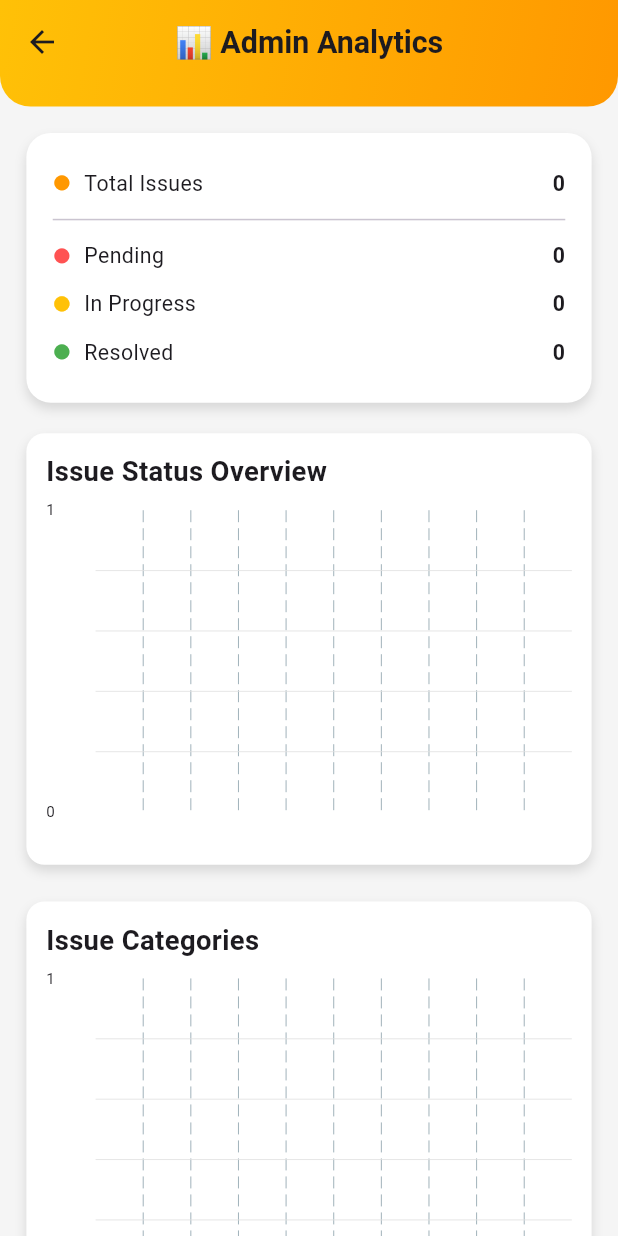
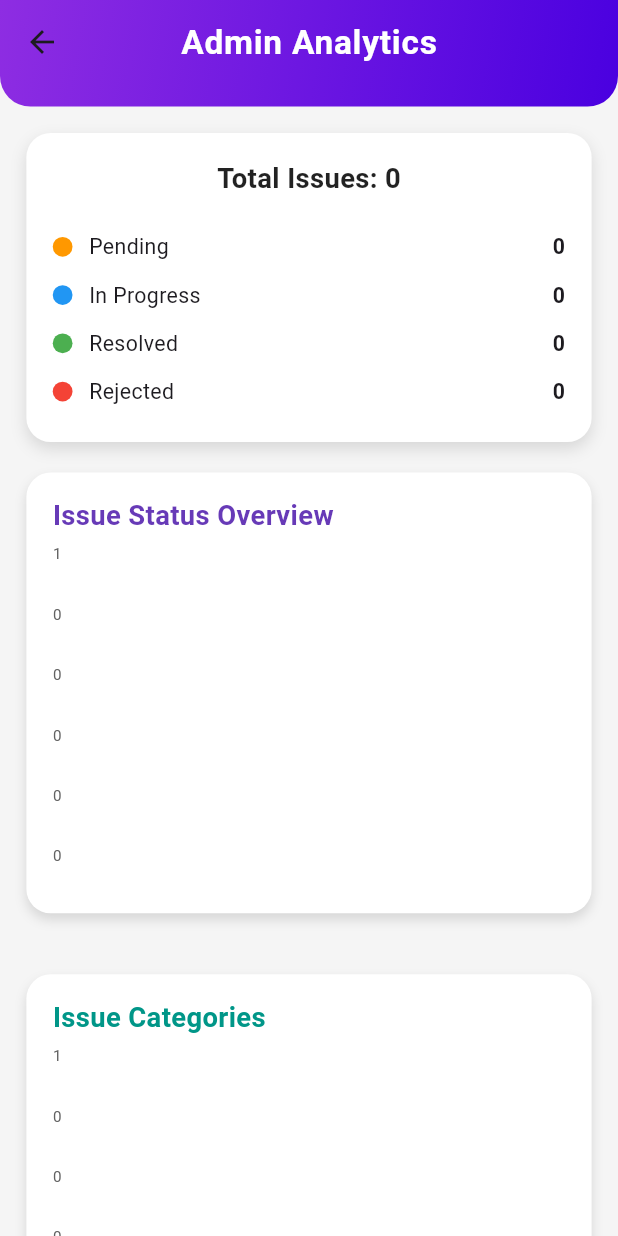
Before and after one commit to AnasNasr-afk/flutter_maps, a Flutter app: the AdminAnalyticsScreen screen opened by its route, on a phone screen of 412 x 824 dp. Run offline on Flutter 3.47's test engine with Material 3 defaults, Android fonts, the phone set to English and light mode, and no system bars; drawn by our look-alikes of fl_chart; our stand-ins replace cloud_firestore, dio, firebase_auth, firebase_core, firebase_messaging, flutter_bloc and 13 more; missing offline and left inert: adaptive_action_sheet; accounts and stored records are empty; key blocks and very long unbroken strings in the code were emptied for the run.

Commit message:
Done with admin analytics ui refactoing

```diff
--- a/lib/presentation/screens/admin_analytics_screen.dart
+++ b/lib/presentation/screens/admin_analytics_screen.dart
@@ -4,8 +4,23 @@ import 'package:fl_chart/fl_chart.dart';
 import 'package:flutter/material.dart';
 import 'package:flutter_screenutil/flutter_screenutil.dart';
 
-class AdminAnalyticsScreen extends StatelessWidget {
+import '../../helpers/color_manager.dart';
+
+class AdminAnalyticsScreen extends StatefulWidget {
   const AdminAnalyticsScreen({super.key});
+
+  @override
+  State<AdminAnalyticsScreen> createState() => _AdminAnalyticsScreenState();
+}
+
+class _AdminAnalyticsScreenState extends State<AdminAnalyticsScreen> {
+  late Future<Map<String, dynamic>> _statsFuture;
+
+  @override
+  void initState() {
+    super.initState();
+    _statsFuture = _fetchStats();
+  }
 
   Future<Map<String, dynamic>> _fetchStats() async {
     final snapshot = await FirebaseFirestore.instance.collection('issues').get();
@@ -28,6 +43,12 @@ class AdminAnalyticsScreen extends StatelessWidget {
     };
   }
 
+  Future<void> _refreshData() async {
+    setState(() {
+      _statsFuture = _fetchStats();
+    });
+  }
+
   @override
   Widget build(BuildContext context) {
     return Scaffold(
@@ -37,7 +58,7 @@ class AdminAnalyticsScreen extends StatelessWidget {
         child: Container(
           decoration: BoxDecoration(
             gradient: const LinearGradient(
-              colors: [Colors.amber, Colors.orange],
+              colors: [ColorManager.gradientStart, ColorManager.gradientEnd],
               begin: Alignment.topLeft,
               end: Alignment.bottomRight,
             ),
@@ -49,16 +70,21 @@ class AdminAnalyticsScreen extends StatelessWidget {
           child: AppBar(
             backgroundColor: Colors.transparent,
             elevation: 0,
+            centerTitle: true,
             title: Text(
-              '📊 Admin Analytics',
-              style: TextStyle(fontWeight: FontWeight.bold, fontSize: 20.sp),
+              'Admin Analytics',
+              style: TextStyle(
+                fontWeight: FontWeight.w700,
+                fontSize: 22.sp,
+                color: Colors.white,
+                letterSpacing: 0.5,
               ),
-            centerTitle: true,
+            ),
           ),
         ),
       ),
       body: FutureBuilder<Map<String, dynamic>>(
-        future: _fetchStats(),
+        future: _statsFuture,
         builder: (context, snapshot) {
           if (snapshot.connectionState == ConnectionState.waiting) {
             return const Center(child: CircularProgressIndicator());
@@ -69,7 +95,12 @@ class AdminAnalyticsScreen extends StatelessWidget {
           final categoryCounts = data['categoryCounts'] as Map<String, int>;
           final total = data['total'] ?? 0;
 
-          return SingleChildScrollView(
+          return RefreshIndicator(
+            backgroundColor: Colors.white,
+            color: ColorManager.mainBlue,
+            onRefresh: _refreshData,
+            child: SingleChildScrollView(
+              physics: const AlwaysScrollableScrollPhysics(),
               padding: EdgeInsets.all(16.w),
               child: Column(
                 crossAxisAlignment: CrossAxisAlignment.start,
@@ -81,6 +112,7 @@ class AdminAnalyticsScreen extends StatelessWidget {
                   _buildChartCard('Issue Categories', categoryCounts, Colors.teal),
                 ],
               ),
+            ),
           );
         },
       ),
@@ -91,9 +123,81 @@ class AdminAnalyticsScreen extends StatelessWidget {
     final pending = statusCounts['pending'] ?? 0;
     final inProgress = statusCounts['inProgress'] ?? 0;
     final resolved = statusCounts['resolved'] ?? 0;
+    final rejected = statusCounts['rejected'] ?? 0;
 
     return Container(
       padding: EdgeInsets.all(16.w),
+      decoration: BoxDecoration(
+        color: Colors.white,
+        borderRadius: BorderRadius.circular(16.r),
+        boxShadow: [
+          BoxShadow(
+            color: Colors.black12,
+            blurRadius: 8.r,
+            offset: Offset(0, 4.h),
+          ),
+        ],
+      ),
+      child: Column(
+        crossAxisAlignment: CrossAxisAlignment.start,
+        children: [
+          Center(
+            child: Text(
+              'Total Issues: $total',
+              style: TextStyle(
+                fontSize: 18.sp,
+                fontWeight: FontWeight.bold,
+                color: Colors.black87,
+              ),
+            ),
+          ),
+          SizedBox(height: 16.h),
+          _buildStatusRow('Pending', pending, Colors.orange),
+          _buildStatusRow('In Progress', inProgress, Colors.blue),
+          _buildStatusRow('Resolved', resolved, Colors.green),
+          _buildStatusRow('Rejected', rejected, Colors.red),
+        ],
+      ),
+    );
+  }
+
+  Widget _buildStatusRow(String label, int count, Color color) {
+    return Padding(
+      padding: EdgeInsets.symmetric(vertical: 6.h),
+      child: Row(
+        children: [
+          Container(
+            width: 12.w,
+            height: 12.w,
+            margin: EdgeInsets.only(right: 10.w),
+            decoration: BoxDecoration(
+              color: color,
+              shape: BoxShape.circle,
+            ),
+          ),
+          Expanded(
+            child: Text(
+              label,
+              style: TextStyle(fontSize: 14.sp),
+            ),
+          ),
+          Text(
+            count.toString(),
+            style: TextStyle(fontSize: 14.sp, fontWeight: FontWeight.w600),
+          ),
+        ],
+      ),
+    );
+  }
+
+  Widget _buildChartCard(String title, Map<String, int> dataMap, Color barColor) {
+    final keys = dataMap.keys.toList();
+    final values = dataMap.values.map((e) => e.toDouble()).toList();
+    final maxY = (values.isEmpty ? 0 : values.reduce(max)) + 1;
+
+    return Container(
+      padding: EdgeInsets.symmetric(horizontal: 16.w, vertical: 16.h),
+      margin: EdgeInsets.only(bottom: 16.h),
       decoration: BoxDecoration(
         color: Colors.white,
         borderRadius: BorderRadius.circular(16.r),
@@ -106,57 +210,12 @@ class AdminAnalyticsScreen extends StatelessWidget {
         ],
       ),
       child: Column(
-        children: [
-          _buildStatRow('Total Issues', total, Colors.orange),
-          Divider(thickness: 1.h),
-          _buildStatRow('Pending', pending, Colors.redAccent),
-          _buildStatRow('In Progress', inProgress, Colors.amber),
-          _buildStatRow('Resolved', resolved, Colors.green),
-        ],
-      ),
-    );
-  }
-
-  Widget _buildStatRow(String label, int count, Color color) {
-    return Padding(
-      padding: EdgeInsets.symmetric(vertical: 6.h),
-      child: Row(
-        children: [
-          Icon(Icons.circle, size: 12.sp, color: color),
-          SizedBox(width: 8.w),
-          Text(label, style: TextStyle(fontSize: 14.sp)),
-          const Spacer(),
-          Text(
-            count.toString(),
-            style: TextStyle(fontSize: 14.sp, fontWeight: FontWeight.bold),
-          ),
-        ],
-      ),
-    );
-  }
-
-  Widget _buildChartCard(String title, Map<String, int> dataMap, Color barColor) {
-    final keys = dataMap.keys.toList();
-    final values = dataMap.values.map((e) => e.toDouble()).toList();
-    final maxY = (values.isEmpty ? 0 : values.reduce(max)) + 1;
-
-    return Container(
-      padding: EdgeInsets.all(12.w),
-      decoration: BoxDecoration(
-        color: Colors.white,
-        borderRadius: BorderRadius.circular(12.r),
-        boxShadow: [
-          BoxShadow(
-            color: Colors.black12,
-            blurRadius: 6.r,
-            offset: Offset(0, 4.h),
-          ),
-        ],
-      ),
-      child: Column(
         crossAxisAlignment: CrossAxisAlignment.start,
         children: [
-          Text(title, style: TextStyle(fontSize: 18.sp, fontWeight: FontWeight.bold)),
+          Text(
+            title,
+            style: TextStyle(fontSize: 18.sp, fontWeight: FontWeight.bold, color: barColor),
+          ),
           SizedBox(height: 12.h),
           SizedBox(
             height: 220.h,
@@ -171,8 +230,16 @@ class AdminAnalyticsScreen extends StatelessWidget {
                       BarChartRodData(
                         toY: dataMap[keys[i]]!.toDouble(),
                         color: barColor,
-                        width: 14.w,
-                        borderRadius: BorderRadius.circular(4.r),
+                        width: 18.w,
+                        borderRadius: BorderRadius.only(
+                          topLeft: Radius.circular(6.r),
+                          topRight: Radius.circular(6.r),
+                        ),
+                        backDrawRodData: BackgroundBarChartRodData(
+                          show: true,
+                          toY: maxY.toDouble(),
+                          color: Colors.grey.shade200,
+                        ),
                       ),
                     ],
                   ),
@@ -183,19 +250,14 @@ class AdminAnalyticsScreen extends StatelessWidget {
                   leftTitles: AxisTitles(
                     sideTitles: SideTitles(
                       showTitles: true,
-                      reservedSize: 30.w,
-                      getTitlesWidget: (value, _) {
-                        if (value % 1 == 0) {
-                          return Padding(
-                            padding: EdgeInsets.only(right: 4.w),
+                      reservedSize: 28.w,
+                      getTitlesWidget: (value, _) => Padding(
+                        padding: EdgeInsets.only(right: 6.w),
                         child: Text(
                           value.toInt().toString(),
-                              style: TextStyle(fontSize: 10.sp),
+                          style: TextStyle(fontSize: 10.sp, color: Colors.grey[700]),
                         ),
-                          );
-                        }
-                        return const SizedBox.shrink();
-                      },
+                      ),
                     ),
                   ),
                   bottomTitles: AxisTitles(
@@ -206,13 +268,10 @@ class AdminAnalyticsScreen extends StatelessWidget {
                         if (index < keys.length) {
                           return Padding(
                             padding: EdgeInsets.only(top: 6.h),
-                            child: Transform.rotate(
-                              angle: -0.5,
                             child: Text(
                               keys[index],
                               style: TextStyle(fontSize: 10.sp),
                               overflow: TextOverflow.ellipsis,
-                              ),
                             ),
                           );
                         }
@@ -221,15 +280,7 @@ class AdminAnalyticsScreen extends StatelessWidget {
                     ),
                   ),
                 ),
-
-                gridData: FlGridData(
-                  show: true,
-                  drawHorizontalLine: true,
-                  getDrawingHorizontalLine: (value) => FlLine(
-                    color: Colors.grey.shade300,
-                    strokeWidth: 0.5.w,
-                  ),
-                ),
+                gridData: FlGridData(show: false),
                 borderData: FlBorderData(show: false),
               ),
             ),
```
Lines whose indentation alone changed are shown as unchanged.
